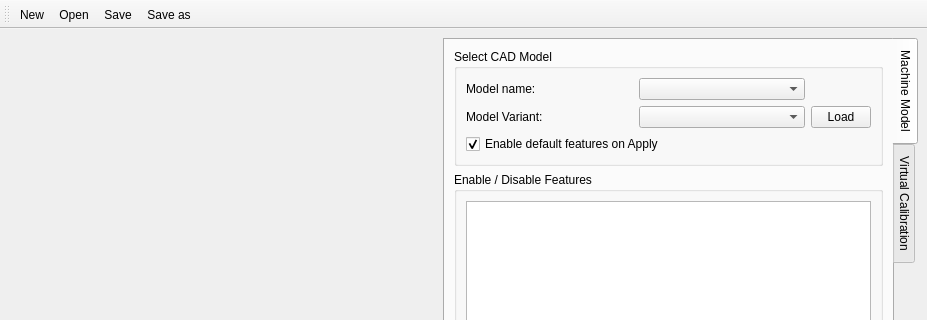
Qt form calcam/gui/qt_designer_files/virtual_calib_editor.ui (euratom-software/calcam) before a commit; both pictures show x 0 to 927 and y 0 to 320 of the 927 by 728 pixel window.
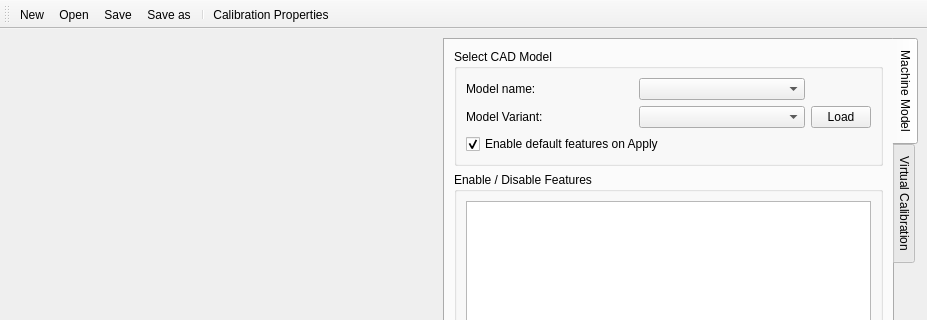
The same form after that commit.

```diff
--- a/calcam/gui/qt_designer_files/virtual_calib_editor.ui
+++ b/calcam/gui/qt_designer_files/virtual_calib_editor.ui
@@ -803,6 +803,8 @@
    <addaction name="action_open"/>
    <addaction name="action_save"/>
    <addaction name="action_save_as"/>
+   <addaction name="separator"/>
+   <addaction name="action_cal_info"/>
   </widget>
   <action name="action_open">
    <property name="text">
@@ -833,6 +835,14 @@
     <string>New</string>
    </property>
   </action>
+  <action name="action_cal_info">
+   <property name="text">
+    <string>Calibration Properties</string>
+   </property>
+   <property name="toolTip">
+    <string>Calibration Properties</string>
+   </property>
+  </action>
  </widget>
  <resources/>
  <connections/>
```
